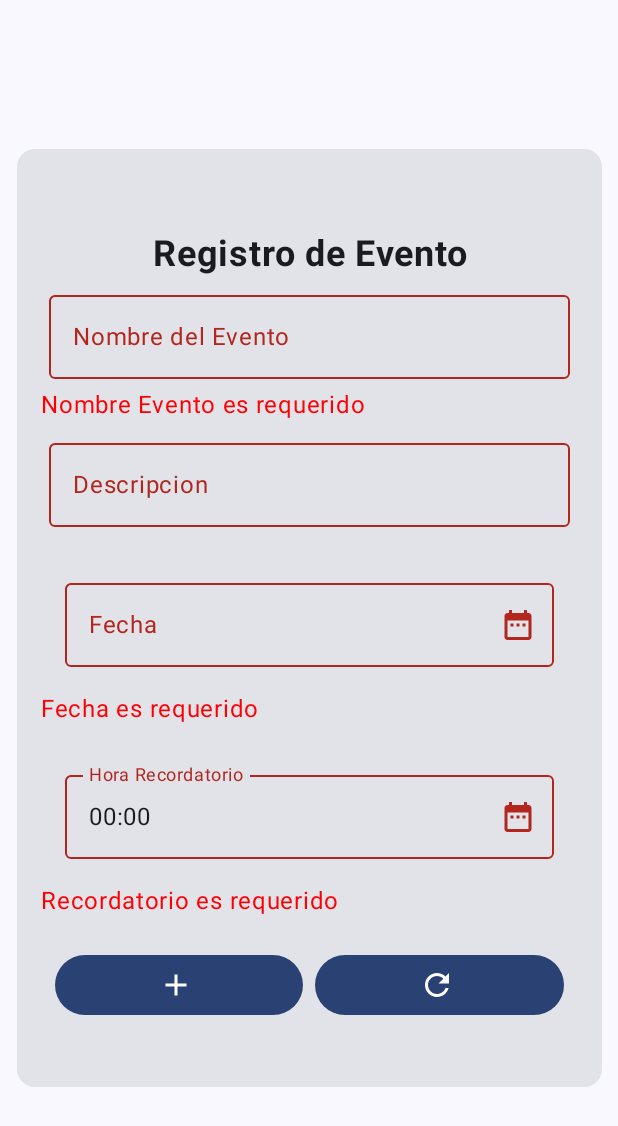
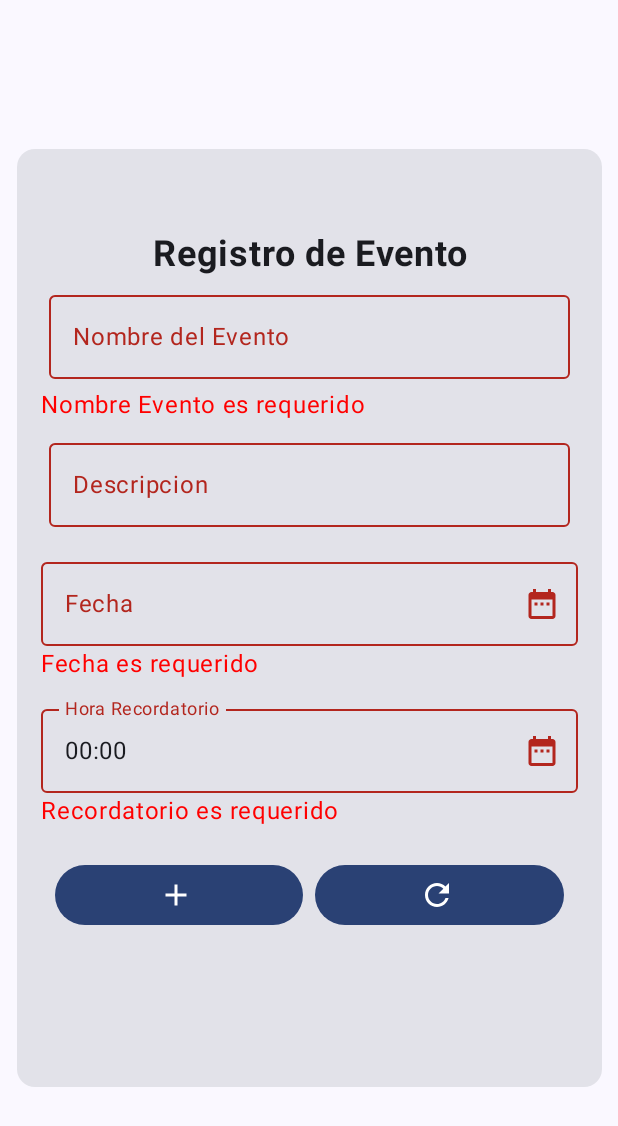
Before and after one commit to TesisEnel/ProyectoFinal_Ap2_Eventos-JosueRusso-ap2, an Android app built with Jetpack Compose: the composable RegistroEventoScreen shown on its own in the app's theme, after a tap on "Save", on a phone screen of 412 x 824 dp. Shown: the top 1126 px of the screen. Run offline under Robolectric (Android 15) with nearby library versions, the phone set to English and light mode, and no system bars; our stand-ins replace Dagger/Hilt's generated code, Room's generated code.

Commit message:
Arreglando cosas

```diff
--- a/app/build.gradle.kts
+++ b/app/build.gradle.kts
@@ -100,6 +100,7 @@ dependencies {
     //biometric
     implementation(libs.androidx.biometric)
 
+    implementation("io.coil-kt:coil-compose:2.6.0")
 
 
 
--- a/app/src/main/java/com/ucne/instantticket/data/dao/UsuarioDao.kt
+++ b/app/src/main/java/com/ucne/instantticket/data/dao/UsuarioDao.kt
@@ -24,5 +24,7 @@ interface UsuarioDao {
     @Query("Select * From usuario")
     fun getUsuario(): Flow<UsuarioEntity>
 
+    @Query("Select * From usuario Where idUsuario = :id")
+    fun getUsuarioId(id: Int): Flow<UsuarioEntity>
 
 }
--- a/app/src/main/java/com/ucne/instantticket/data/repository/UsuarioRepository.kt
+++ b/app/src/main/java/com/ucne/instantticket/data/repository/UsuarioRepository.kt
@@ -26,4 +26,8 @@ class UsuarioRepository @Inject constructor(
     suspend fun  update(usuarioEntity: UsuarioEntity){
         usuarioDao.update(usuarioEntity)
     }
+
+    fun getUsuarioId(id: Int): Flow<UsuarioEntity> {
+        return usuarioDao.getUsuarioId(id)
+    }
 }
--- a/app/src/main/java/com/ucne/instantticket/ui/NavegacionInferior/Screens.kt
+++ b/app/src/main/java/com/ucne/instantticket/ui/NavegacionInferior/Screens.kt
@@ -5,5 +5,6 @@ enum class Screens {
     RegistroEventoScreen,
     LoginScreen,
     RegistroUsuarioScreen,
+    PerfilUsuario
 
 }
--- a/app/src/main/java/com/ucne/instantticket/ui/RegistroEvento/RegistroEventoScreen.kt
+++ b/app/src/main/java/com/ucne/instantticket/ui/RegistroEvento/RegistroEventoScreen.kt
@@ -84,6 +84,7 @@ fun RegistroEventoScreen(
         ) {
             LazyColumn(
                 modifier = Modifier.padding(16.dp)
+
             ) {
                 item {
                     Spacer(modifier = Modifier.height(40.dp))
@@ -121,11 +122,15 @@ fun RegistroEventoScreen(
                         Text(text = "La Descripcion es requerido", color = Color.Red)
                     }
 
+                    Spacer(modifier = Modifier.height(10.dp))
+
                     //Fecha
                     DateInput(viewModel, datePickerState1)
                     if (state.emptyFields.contains("Fecha")) {
                         Text(text = "Fecha es requerido", color = Color.Red)
                     }
+
+                    Spacer(modifier = Modifier.height(10.dp))
 
                     //Recordatorio
                     TimePickerInput(viewModel, timePickerState)
@@ -201,13 +206,10 @@ fun DateInput(
     }
 
     Box(
-        modifier = Modifier
-            .fillMaxWidth()
-            .padding(horizontal = 16.dp)
+        modifier = Modifier.fillMaxSize(),
+        contentAlignment = Alignment.Center
     ) {
-        Column(
-            modifier = Modifier.padding(vertical = 16.dp)
-        ) {
+
             Spacer(modifier = Modifier.height(8.dp))
             OutlinedTextField(
                 value = if (datePickerState.selectedDateMillis != null) formatter.format(
@@ -228,7 +230,7 @@ fun DateInput(
                 },
                 modifier = Modifier.fillMaxWidth()
             )
-        }
+
     }
 
     if (showDialog) {
@@ -280,13 +282,11 @@ fun TimePickerInput(viewModel: EventoViewModel, timePickerState: TimePickerState
     }
 
     Box(
-        modifier = Modifier
-            .fillMaxWidth()
-            .padding(horizontal = 16.dp)
+        modifier = Modifier.fillMaxSize(),
+        contentAlignment = Alignment.Center
     ) {
-        Column(
-            modifier = Modifier.padding(vertical = 16.dp)
-        ) {
+
+
             Spacer(modifier = Modifier.height(8.dp))
             OutlinedTextField(
                 value = timeFormatter.format(calendar.time),
@@ -303,7 +303,7 @@ fun TimePickerInput(viewModel: EventoViewModel, timePickerState: TimePickerState
                 },
                 modifier = Modifier.fillMaxWidth()
             )
-        }
+
     }
 
     if (showDialog) {
--- a/gradle/libs.versions.toml
+++ b/gradle/libs.versions.toml
@@ -1,6 +1,7 @@
 [versions]
 agp = "8.3.1"
 biometric = "1.1.0"
+coilCompose = "<latest_version>"
 kotlin = "1.9.22"
 coreKtx = "1.12.0"
 junit = "4.13.2"
@@ -29,6 +30,7 @@ workRuntimeKtx = "2.9.0"
 androidx-biometric = { module = "androidx.biometric:biometric", version.ref = "biometric" }
 androidx-core-ktx = { group = "androidx.core", name = "core-ktx", version.ref = "coreKtx" }
 androidx-material3-v100alpha01 = { module = "androidx.compose.material3:material3", version.ref = "material3Version" }
+coil-compose = { module = "io.coil-kt:coil-compose", version.ref = "coilCompose" }
 junit = { group = "junit", name = "junit", version.ref = "junit" }
 androidx-junit = { group = "androidx.test.ext", name = "junit", version.ref = "junitVersion" }
 androidx-espresso-core = { group = "androidx.test.espresso", name = "espresso-core", version.ref = "espressoCore" }
```
Also changed, not shown: app/src/main/java/com/ucne/instantticket/MainActivity.kt (+22 -7 lines), app/src/main/java/com/ucne/instantticket/ui/Perfil/PerfilUsuario.kt (+44 -1 lines), app/src/main/java/com/ucne/instantticket/ui/RegistroUsuario/RegistroUsuarioScreen.kt (+18 -6 lines), app/src/main/java/com/ucne/instantticket/ui/RegistroUsuario/RegistroUsuarioViewModel.kt (+39 -12 lines).
